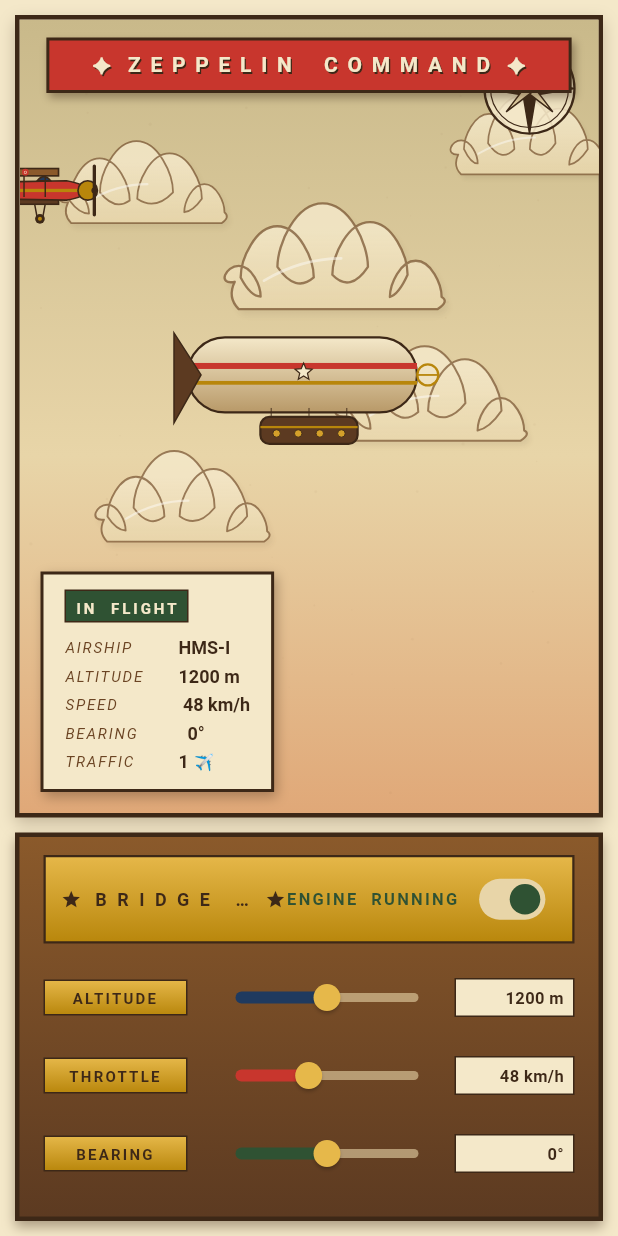
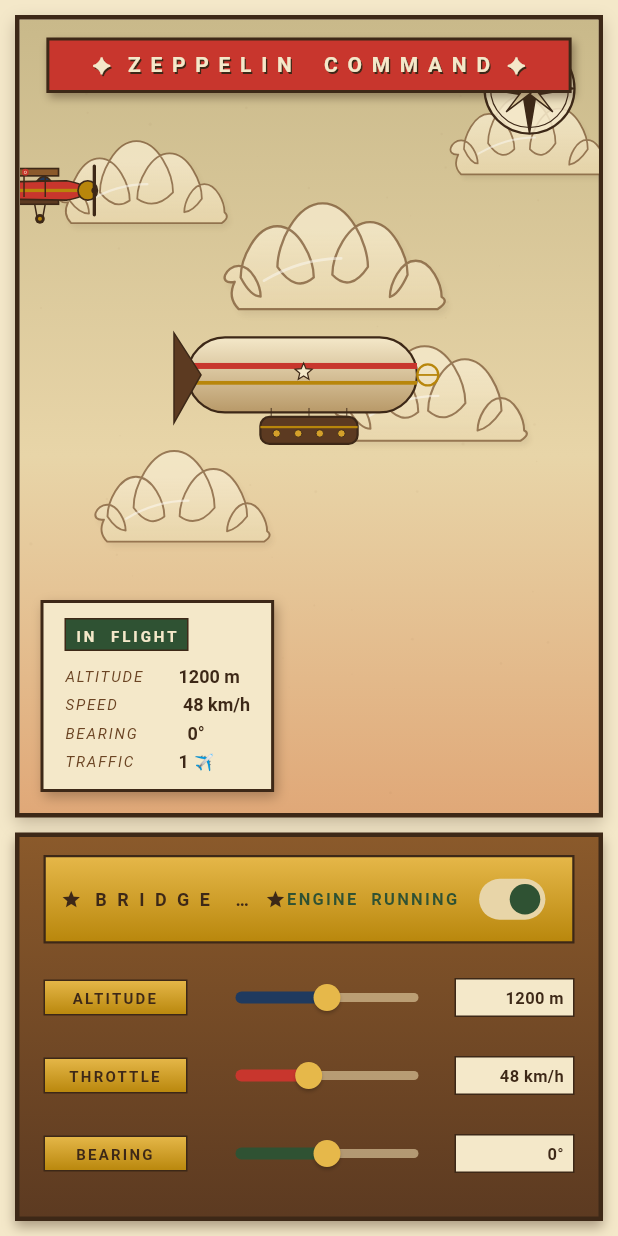
Before and after one commit to vasilylead-lang/zeppelin_app, a Flutter app: the screen it shows after launch, on a phone screen of 412 x 824 dp. Run offline on Flutter 3.47's test engine with Material 3 defaults, Android fonts, the light colour scheme and no system bars; Roboto replaces fonts that are missing (Georgia).

Commit message:
Drop AIRSHIP/HMS-I row from HUD

```diff
--- a/lib/main.dart
+++ b/lib/main.dart
@@ -1305,7 +1305,6 @@ class _Hud extends StatelessWidget {
                 ),
               ),
             ),
-            const _HudRow(label: 'AIRSHIP', value: 'HMS-I'),
             _HudRow(label: 'ALTITUDE', value: '${_pad(altMeters, 4)} m'),
             _HudRow(label: 'SPEED', value: '${_pad(speed, 3)} km/h'),
             _HudRow(
```
